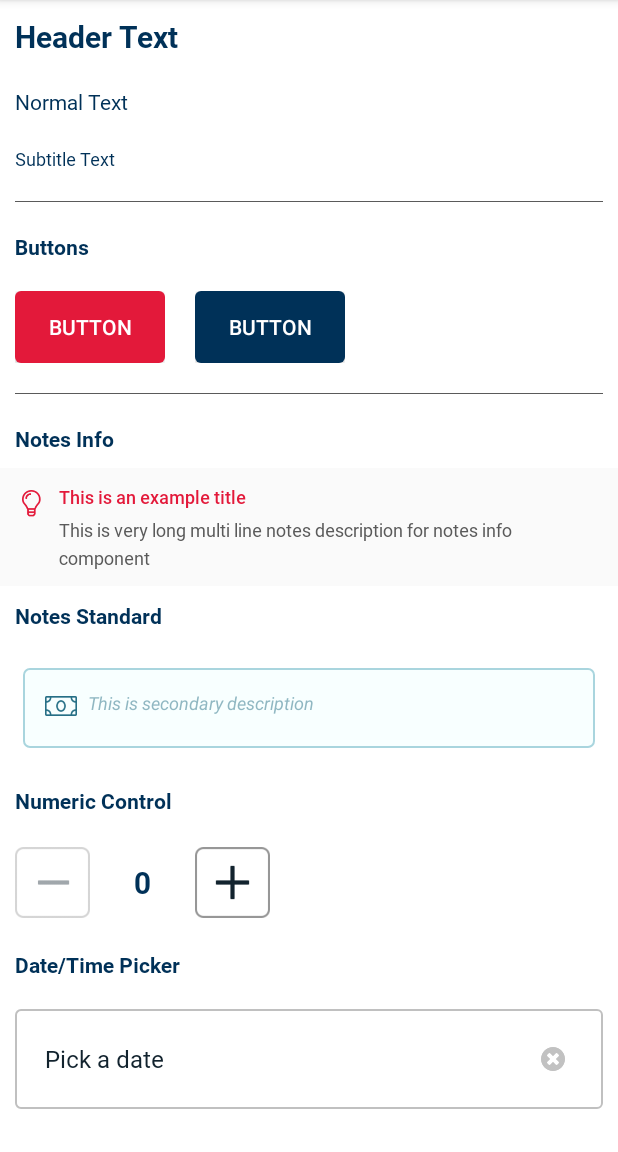
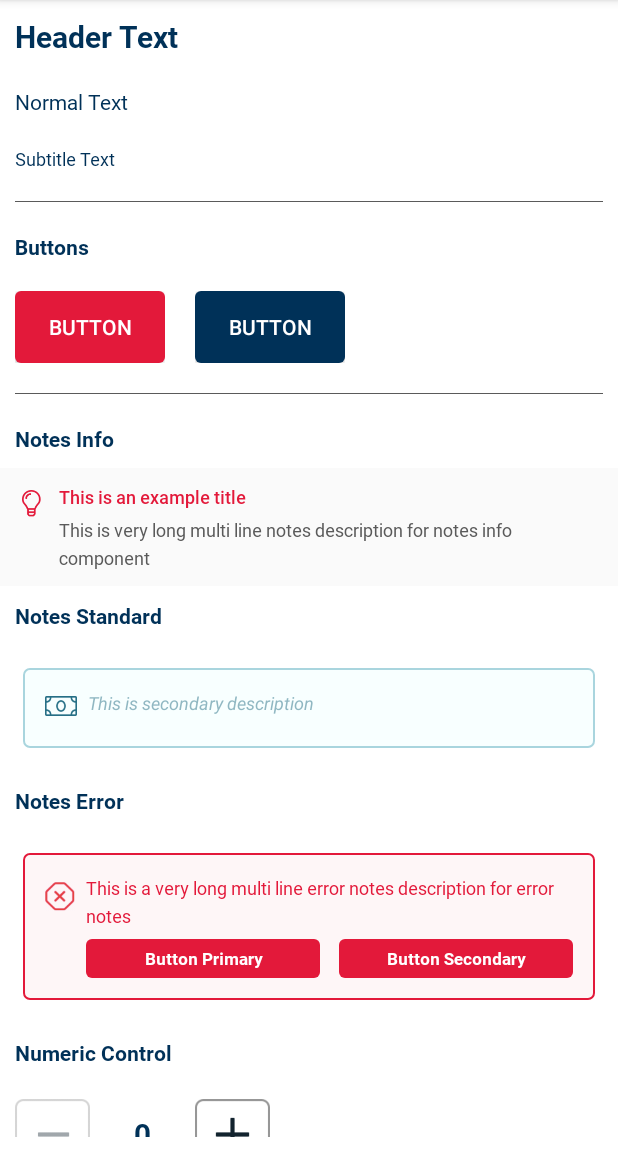
Before and after one commit to kaodim/android-design, an Android app: the screen it shows after launch (MainActivity), on a phone screen of 412 x 824 dp, the part 84-1236 px from its top. Run offline under Robolectric (Android 15) with nearby library versions, the phone set to English and light mode, and no system bars; libraries missing offline, so code that uses them is left out: com.aigestudio.wheelpicker.

Commit message:
Added notesError component
- Updated the docs

```diff
--- a/app/src/main/java/com/kaodim/myapplication/MainActivity.java
+++ b/app/src/main/java/com/kaodim/myapplication/MainActivity.java
@@ -16,6 +16,7 @@ import com.kaodim.design.components.SearchBox;
 import com.kaodim.design.components.bottomBars.FullWidthBottomBar;
 import com.kaodim.design.components.bottomBars.PricingBottomBar;
 import com.kaodim.design.components.callbacks.NumericControlListener;
+import com.kaodim.design.components.notes.NotesError;
 import com.kaodim.design.components.notes.NotesInfo;
 import com.kaodim.design.components.notes.NotesStandard;
 import com.kaodim.design.components.pre_loader.PreLoaderAnimation;
@@ -37,6 +38,7 @@ public class MainActivity extends AppCompatActivity {
 
 
     NotesStandard notesStandard;
+    NotesError notesError;
     NotesInfo notesInfo;
 
     @Override
@@ -54,6 +56,7 @@ public class MainActivity extends AppCompatActivity {
         toastMessageBar = findViewById(R.id.lvTopMessage);
         preLoader = findViewById(R.id.BtnPreLoader);
         notesStandard = findViewById(R.id.notesStandardView);
+        notesError = findViewById(R.id.notesErrorView);
         notesInfo = findViewById(R.id.notesInfoView);
         fullWidthBottomBar = findViewById(R.id.kdl_full_width_bottombar);
 
@@ -70,6 +73,8 @@ public class MainActivity extends AppCompatActivity {
         setupPreLoaderListerner();
 
         setupNotesStandardListener();
+
+        setupErrorNotesStandardListener();
 
         setupNotesInfo();
 
@@ -217,6 +222,31 @@ public class MainActivity extends AppCompatActivity {
         });
    }
 
+    private void setupErrorNotesStandardListener(){
+        notesError.setNotesType(NotesError.TYPE_DOUBLE_BUTTON);
+        notesError.setDescriptionText("This is a very long multi line error notes description for error notes");
+        notesError.setButtonSingleText("Button");
+        notesError.setButtonDoublePrimaryText("Button Primary");
+        notesError.setButtonDoubleSecondaryText("Button Secondary");
+
+        notesError.setButtonOnClickListener(new NotesStandard.NotesStandardListener() {
+            @Override
+            public void onButtonSingleClicked() {
+                Toast.makeText(getBaseContext(),"You have clicked Notes' Single Button",Toast.LENGTH_SHORT).show();
+            }
+
+            @Override
+            public void onButtonDoublePrimaryClicked() {
+                Toast.makeText(getBaseContext(),"You have clicked Notes' Primary Double Button",Toast.LENGTH_SHORT).show();
+            }
+
+            @Override
+            public void onButtonDoubleSecondaryClicked() {
+                Toast.makeText(getBaseContext(),"You have clicked Notes' Secondary Double Button",Toast.LENGTH_SHORT).show();
+            }
+        });
+    }
+
    private void setupNotesInfo(){
         notesInfo.setNotesType(NotesInfo.TYPE_WITH_ICON_TITLE);
         notesInfo.setNotesInfoTitleText("This is an example title");
--- a/app/src/main/res/layout/activity_main.xml
+++ b/app/src/main/res/layout/activity_main.xml
@@ -135,6 +135,34 @@
                    android:layout_margin="15dp">
 
                </com.kaodim.design.components.notes.NotesStandard>
+            </LinearLayout>
+
+            <TextView
+                style="@style/NormalTextBolded"
+                android:layout_width="wrap_content"
+                android:layout_height="wrap_content"
+                android:layout_margin="10dp"
+                android:text="Notes Error"
+                android:textColor="@color/firefly" />
+
+            <LinearLayout
+                android:layout_width="match_parent"
+                android:layout_height="wrap_content"
+                android:orientation="vertical">
+
+                <com.kaodim.design.components.notes.NotesError
+                    android:id="@+id/notesErrorView"
+                    android:layout_width="match_parent"
+                    android:layout_height="match_parent"
+                    app:notesErrorText="This is text view"
+                    app:notesErrorType="double_button"
+                    app:showNotesSecondary="true"
+                    app:btnSingleText="Button"
+                    app:btnDoublePrimaryText="Primary"
+                    app:btnDoubleSecondaryText="Secondary"
+                    android:layout_margin="15dp">
+
+                </com.kaodim.design.components.notes.NotesError>
             </LinearLayout>
 
 
--- /dev/null
+++ b/kaodimdesign/src/main/java/com/kaodim/design/components/notes/NotesError.java
@@ -0,0 +1,248 @@
+package com.kaodim.design.components.notes;
+
+import android.content.Context;
+import android.content.res.TypedArray;
+import android.util.AttributeSet;
+import android.view.LayoutInflater;
+import android.view.View;
+import android.widget.Button;
+import android.widget.ImageView;
+import android.widget.LinearLayout;
+import android.widget.TextView;
+
+import com.kaodim.design.R;
+
+public class NotesError  extends LinearLayout{
+    TextView tvDescription, tvSecondaryDescription;
+    Button btnSingle, btnDoublePrimary, btnDoubleSecondary;
+    private int notesType;
+    String description,secondaryDescription, btnSingleText, btnDoublePrimaryText,btnDoubleSecondaryText;
+    boolean showSecondaryText = false;
+    LinearLayout llSingleBtn, llDoubleBtn;
+    ImageView ivIcon;
+
+
+    public static final int TYPE_NO_BUTTON = 1;
+    public static final int TYPE_SINGLE_BUTTON = 2;
+    public static final int TYPE_DOUBLE_BUTTON = 3;
+    public static final int TYPE_NO_ICON = 4;
+    public static final int TYPE_ONLY_PRIMARY_TEXT  = 5;
+    public static final int TYPE_ALL  = 6;
+
+    public interface NotesErrorListener {
+        void onButtonSingleClicked();
+        void onButtonDoublePrimaryClicked();
+        void onButtonDoubleSecondaryClicked();
+    }
+
+    NotesStandard.NotesStandardListener listener;
+
+
+    public NotesError(Context context) {
+        super(context);
+        init(context,null);
+    }
+
+    public NotesError(Context context, AttributeSet set) {
+        super(context, set);
+        init(context,set);
+    }
+
+    public NotesError(Context context, AttributeSet attrs, int defStyleAttr) {
+        super(context, attrs, defStyleAttr);
+        init(context,attrs);
+    }
+
+    private void init(Context context,AttributeSet atts) {
+        //Retrieve the custom attributes from XML
+        TypedArray typedArray = context.obtainStyledAttributes(atts, R.styleable.NotesError);
+        description = typedArray.getString(R.styleable.NotesError_notesErrorText);
+        secondaryDescription = typedArray.getString(R.styleable.NotesError_notesErrorSecondary);
+        notesType = typedArray.getInt(R.styleable.NotesError_notesErrorType,TYPE_ALL);
+        btnSingleText = typedArray.getString(R.styleable.NotesError_btnErrorSingleText);
+        btnDoublePrimaryText = typedArray.getString(R.styleable.NotesError_btnErrorDoublePrimaryText);
+        btnDoubleSecondaryText = typedArray.getString(R.styleable.NotesError_btnErrorDoubleSecondaryText);
+        showSecondaryText = typedArray.getBoolean(R.styleable.NotesError_showNotesErrorSecondary,false);
+        //Recycle the TypedArray (saves memory)
+        typedArray.recycle();
+
+        LayoutInflater inflater = (LayoutInflater) context.getSystemService(Context.LAYOUT_INFLATER_SERVICE);
+        inflater.inflate(R.layout.kdl_notes_error, this);
+        initComponents();
+    }
+
+    private void initComponents() {
+        tvDescription = findViewById(R.id.tvDescription);
+        tvSecondaryDescription = findViewById(R.id.tvSecondaryText);
+        btnSingle = findViewById(R.id.btnSingle);
+        btnDoublePrimary = findViewById(R.id.btnDoublePrimary);
+        btnDoubleSecondary = findViewById(R.id.btnDoubleSecondary);
+        llSingleBtn = findViewById(R.id.llSinglebutton);
+        llDoubleBtn = findViewById(R.id.llDoublebutton);
+        ivIcon = findViewById(R.id.ivIcon);
+
+        tvDescription.setText(description);
+        tvDescription.setVisibility(VISIBLE);
+        tvSecondaryDescription.setText(secondaryDescription);
+        btnSingle.setText(btnSingleText);
+        btnDoublePrimary.setText(btnDoublePrimaryText);
+        btnDoubleSecondary.setText(btnDoubleSecondaryText);
+
+        setEvents();
+        setNotesType(notesType);
+        setSecondaryVisibility(secondaryDescription);
+    }
+
+    public void setNotesType(int type){
+        this.notesType = type;
+
+        switch (notesType){
+            case TYPE_NO_BUTTON:
+                ivIcon.setVisibility(View.VISIBLE);
+                llSingleBtn.setVisibility(View.GONE);
+                llDoubleBtn.setVisibility(View.GONE);
+                setSecondaryVisibility(secondaryDescription);
+                tvDescription.setVisibility(VISIBLE);
+                break;
+            case TYPE_SINGLE_BUTTON:
+                ivIcon.setVisibility(View.VISIBLE);
+                llSingleBtn.setVisibility(View.VISIBLE);
+                llDoubleBtn.setVisibility(View.GONE);
+                setSecondaryVisibility(secondaryDescription);
+                tvDescription.setVisibility(VISIBLE);
+                break;
+            case TYPE_DOUBLE_BUTTON:
+                ivIcon.setVisibility(View.VISIBLE);
+                llSingleBtn.setVisibility(View.GONE);
+                llDoubleBtn.setVisibility(View.VISIBLE);
+                setSecondaryVisibility(secondaryDescription);
+                tvDescription.setVisibility(VISIBLE);
+                break;
+            case TYPE_NO_ICON:
+                ivIcon.setVisibility(View.GONE);
+                llSingleBtn.setVisibility(View.VISIBLE);
+                llDoubleBtn.setVisibility(View.VISIBLE);
+                setSecondaryVisibility(secondaryDescription);
+                tvDescription.setVisibility(VISIBLE);
+                break;
+            case TYPE_ONLY_PRIMARY_TEXT:
+                ivIcon.setVisibility(View.GONE);
+                llSingleBtn.setVisibility(View.GONE);
+                llDoubleBtn.setVisibility(View.GONE);
+                setSecondaryVisibility(secondaryDescription);
+                tvDescription.setVisibility(VISIBLE);
+                break;
+
+            default:
+                ivIcon.setVisibility(View.VISIBLE);
+                llSingleBtn.setVisibility(View.VISIBLE);
+                llDoubleBtn.setVisibility(View.VISIBLE);
+                setSecondaryVisibility(secondaryDescription);
+                tvDescription.setVisibility(VISIBLE);
+                break;
+
+
+
+        }
+    }
+
+    public void setSecondaryVisibility(String secondaryDescription){
+        if(secondaryDescription == null || secondaryDescription.isEmpty()){
+            tvSecondaryDescription.setVisibility(View.GONE);
+        }else{
+            tvSecondaryDescription.setVisibility(View.VISIBLE);
+        }
+    }
+
+    public void setSecondaryVisibility(CharSequence secondaryDescription){
+        if(secondaryDescription == null || secondaryDescription.length() == 0){
+            tvSecondaryDescription.setVisibility(View.GONE);
+        }else{
+            tvSecondaryDescription.setVisibility(View.VISIBLE);
+        }
+    }
+
+    public void setTvDescriptionVisibility(int visibility){
+        tvDescription.setVisibility(visibility);
+    }
+
+    public void setTvSecondaryDescriptionVisibility(int visibility){
+        tvSecondaryDescription.setVisibility(visibility);
+    }
+
+    public void setDescriptionText(String description) {
+        tvDescription.setText(description);
+    }
+
+    public void setDescriptionText(CharSequence description) {
+        tvDescription.setText(description);
+    }
+
+    public void setSecondaryDescription(String description){
+        tvSecondaryDescription.setText(description);
+        setSecondaryVisibility(description);
+    }
+
+    public void setSecondaryDescription(CharSequence description){
+        tvSecondaryDescription.setText(description);
+        setSecondaryVisibility(description);
+    }
+
+
+    public void setButtonOnClickListener(NotesStandard.NotesStandardListener notesStandardListener) {
+        this.listener = notesStandardListener;
+    }
+
+    public void setButtonSingleText(String text){
+        btnSingle.setText(text);
+    }
+
+    public void setButtonDoublePrimaryText(String text){
+        btnDoublePrimary.setText(text);
+    }
+
+    public void setButtonDoubleSecondaryText(String text){
+        btnDoubleSecondary.setText(text);
+    }
+
+    public void setEnableButtonSingle(boolean enable){
+        btnSingle.setEnabled(enable);
+    }
+
+    public void setEnableButtonDoublePrimary(boolean enable){
+        btnDoublePrimary.setEnabled(enable);
+    }
+
+    public void setEnableButtonDoubleSecondary(boolean enable){
+        btnDoubleSecondary.setEnabled(enable);
+    }
+
+    private void setEvents() {
+        btnSingle.setOnClickListener(new View.OnClickListener() {
+            @Override
+            public void onClick(View v) {
+                if (listener != null) {
+                    listener.onButtonSingleClicked();
+                }
+            }
+        });
+
+        btnDoublePrimary.setOnClickListener(new View.OnClickListener() {
+            @Override
+            public void onClick(View v) {
+                if (listener != null) {
+                    listener.onButtonDoublePrimaryClicked();
+                }
+            }
+        });
+
+        btnDoubleSecondary.setOnClickListener(new View.OnClickListener() {
+            @Override
+            public void onClick(View v) {
+                if (listener != null) {
+                    listener.onButtonDoubleSecondaryClicked();
+                }
+            }
+        });
+    }
+}
--- /dev/null
+++ b/kaodimdesign/src/main/res/drawable/box_bg_notes_error.xml
@@ -0,0 +1,15 @@
+<?xml version="1.0" encoding="utf-8"?>
+<shape xmlns:android="http://schemas.android.com/apk/res/android"
+    android:shape="rectangle">
+    <solid android:color="#0AE3193A" />
+    <stroke
+        android:color="@color/jasper"
+        android:width="1dp" />
+    <padding
+        android:bottom="15dp"
+        android:left="15dp"
+        android:right="15dp"
+        android:top="15dp" />
+    <corners
+        android:radius="4dp" />
+</shape>
--- /dev/null
+++ b/kaodimdesign/src/main/res/layout/kdl_notes_error.xml
@@ -0,0 +1,140 @@
+<?xml version="1.0" encoding="utf-8"?>
+<LinearLayout xmlns:android="http://schemas.android.com/apk/res/android"
+    android:layout_width="match_parent"
+    android:layout_height="wrap_content"
+    android:background="@drawable/box_bg_notes_error"
+    android:orientation="vertical"
+    android:visibility="visible">
+
+    <LinearLayout
+        android:layout_width="match_parent"
+        android:layout_height="wrap_content"
+        android:orientation="horizontal"
+        >
+
+        <ImageView
+            android:id="@+id/ivIcon"
+            android:layout_width="20dp"
+            android:layout_height="20dp"
+            android:layout_marginRight="7dp"
+            android:layout_marginTop="4dp"
+            android:background="@drawable/ic_notes_error" />
+
+        <LinearLayout
+            android:layout_width="match_parent"
+            android:layout_height="wrap_content"
+            android:layout_gravity="center_vertical"
+            android:orientation="vertical">
+
+            <TextView
+                android:id="@+id/tvDescription"
+                android:layout_width="match_parent"
+                android:layout_height="wrap_content"
+                android:textColor="@color/jasper"
+                android:lineSpacingMultiplier="1.30"
+                android:textSize="@dimen/size_12"
+                android:fontFamily="@font/roboto_regular"
+                android:visibility="visible"
+                android:text="This is an example of a notes with description "/>
+
+            <TextView
+                android:id="@+id/tvSecondaryText"
+                android:layout_width="wrap_content"
+                android:layout_height="wrap_content"
+                android:textColor="@color/jasper"
+                android:textSize="@dimen/size_12"
+                android:layout_marginTop="7dp"
+                android:visibility="gone"
+                android:textStyle="italic"
+                android:text="This is secondary text"/>
+
+
+            <LinearLayout
+                android:layout_width="wrap_content"
+                android:layout_height="wrap_content"
+                android:orientation="horizontal"
+                android:id="@+id/llSinglebutton"
+                android:layout_marginTop="7dp"
+                android:visibility="gone">
+
+                <Button
+                    android:id="@+id/btnSingle"
+                    style="@style/NormalTextBolded"
+                    android:layout_width="wrap_content"
+                    android:layout_height="25dp"
+                    android:minWidth="180dp"
+                    android:background="@drawable/button_jasper"
+                    android:clickable="true"
+                    android:focusable="true"
+                    android:foreground="?attr/selectableItemBackground"
+                    android:gravity="center"
+                    android:paddingLeft="20dp"
+                    android:paddingRight="20dp"
+                    android:stateListAnimator="@null"
+                    android:text=""
+                    android:textSize="@dimen/size_11"
+                    android:textColor="#fff"
+                    android:visibility="visible"/>
+
+            </LinearLayout>
+
+            <LinearLayout
+                android:layout_width="match_parent"
+                android:layout_height="wrap_content"
+                android:orientation="horizontal"
+                android:gravity="fill"
+                android:weightSum="2"
+                android:layout_marginTop="7dp"
+                android:id="@+id/llDoublebutton"
+                android:visibility="gone">
+
+                <Button
+                    android:id="@+id/btnDoublePrimary"
+                    style="@style/NormalTextBolded"
+                    android:layout_width="0dp"
+                    android:layout_height="match_parent"
+                    android:layout_weight="1"
+                    android:minHeight="25dp"
+                    android:background="@drawable/button_jasper"
+                    android:clickable="true"
+                    android:foreground="?attr/selectableItemBackground"
+                    android:gravity="center"
+                    android:paddingLeft="15dp"
+                    android:paddingRight="15dp"
+                    android:paddingTop="5dp"
+                    android:paddingBottom="5dp"
+                    android:stateListAnimator="@null"
+                    android:text=""
+                    android:textSize="@dimen/size_11"
+                    android:textColor="#fff" />
+
+                <Button
+                    android:id="@+id/btnDoubleSecondary"
+                    style="@style/NormalTextBolded"
+                    android:layout_width="0dp"
+                    android:layout_height="match_parent"
+                    android:minHeight="25dp"
+                    android:layout_weight="1"
+                    android:layout_marginLeft="12.5dp"
+                    android:background="@drawable/button_jasper"
+                    android:clickable="true"
+                    android:focusable="true"
+                    android:foreground="?attr/selectableItemBackground"
+                    android:gravity="center"
+                    android:paddingLeft="15dp"
+                    android:paddingRight="15dp"
+                    android:paddingTop="5dp"
+                    android:paddingBottom="5dp"
+                    android:stateListAnimator="@null"
+                    android:text=""
+                    android:textSize="@dimen/size_11"
+                    android:textColor="#fff" />
+
+            </LinearLayout>
+        </LinearLayout>
+    </LinearLayout>
+
+
+
+
+</LinearLayout>
--- a/kaodimdesign/src/main/res/values/attrs.xml
+++ b/kaodimdesign/src/main/res/values/attrs.xml
@@ -80,6 +80,23 @@
         <attr name="showNotesSecondary" format="boolean"/>
     </declare-styleable>
 
+    <declare-styleable name="NotesError">
+        <attr name="notesErrorText" format="string" />
+        <attr name="notesErrorType" format="string">
+            <enum name="no_button" value="1" />
+            <enum name="single_button" value="2" />
+            <enum name="double_button" value="3" />
+            <enum name="no_icon" value="4" />
+            <enum name="only_primary_text" value="5" />
+        </attr>
+        <attr name="notesErrorDrawable" format="integer"/>
+        <attr name="btnErrorSingleText" format="string"/>
+        <attr name="btnErrorDoublePrimaryText" format="string"/>
+        <attr name="btnErrorDoubleSecondaryText" format="string"/>
+        <attr name="notesErrorSecondary" format="string"/>
+        <attr name="showNotesErrorSecondary" format="boolean"/>
+    </declare-styleable>
+
     <declare-styleable name="NotesInfo">
         <attr name="notesInfoText" format="string" />
         <attr name="notesInfoTitle" format="string" />
```
Also changed, not shown: kaodimdesign/src/main/res/drawable/ic_notes_error.png (added), 4 other files.
